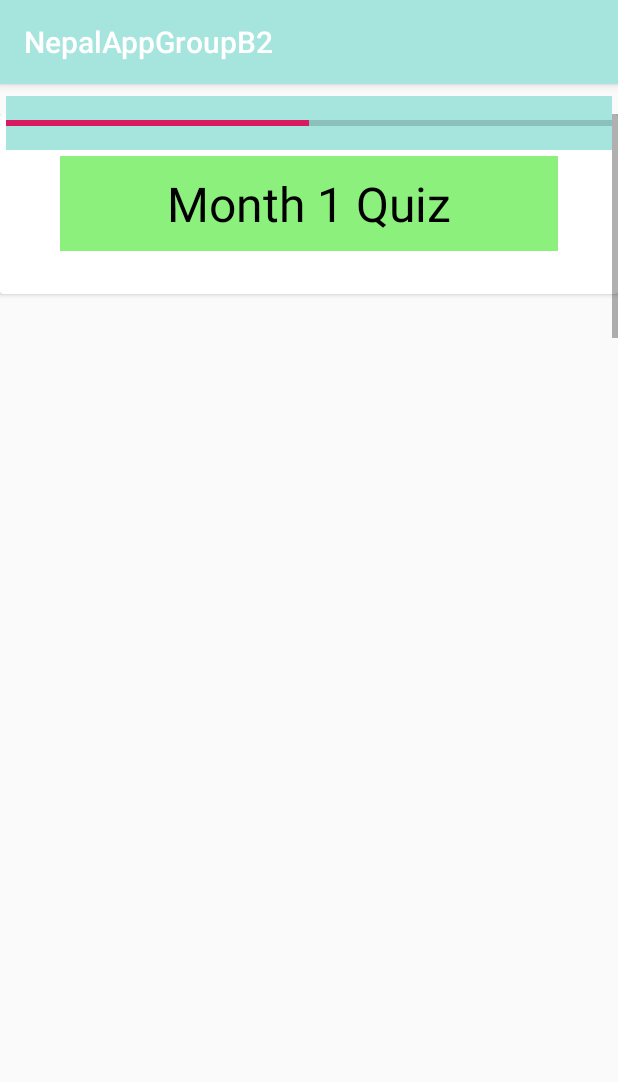
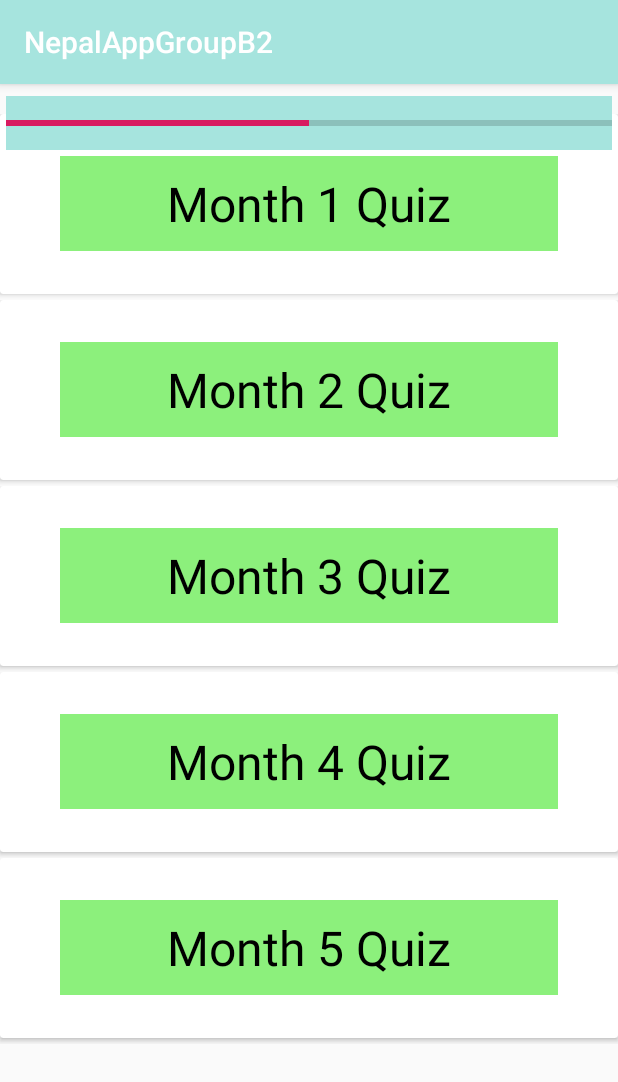
Before and after one commit to SorenKlose/NepalAppGroupB2, an Android app: the Quiz screen opened directly, with no data from a screen before it, on a phone screen of 412 x 824 dp. Shown: the top 1082 px of the screen. Run offline under Robolectric (Android 15) with nearby library versions, the phone set to English and light mode, and no system bars.

Commit message:
Sidste fixes
Sidste fixes

```diff
--- a/app/src/main/java/com/example/nepalappgroupb2/Quiz.java
+++ b/app/src/main/java/com/example/nepalappgroupb2/Quiz.java
@@ -31,7 +31,7 @@ public class Quiz extends Fragment {
         for (int i = 0; i < quizliste.length; i++){
             cardArray.add(new RecipeCardElement(quizliste[i]));
         }
-        recyclerView = layout.findViewById(R.id.recyclerView);
+        recyclerView = layout.findViewById(R.id.quiz_recyclerView);
         recyclerView.setLayoutManager(new LinearLayoutManager(getActivity()));
         recyclerView.setAdapter(adapter);
         return layout;
--- a/app/src/main/java/com/example/nepalappgroupb2/QuizActivity.java
+++ b/app/src/main/java/com/example/nepalappgroupb2/QuizActivity.java
@@ -1,7 +1,6 @@
 package com.example.nepalappgroupb2;
 
 import androidx.appcompat.app.AppCompatActivity;
-import androidx.fragment.app.Fragment;
 
 import android.os.Bundle;
 
@@ -13,8 +12,7 @@ public class QuizActivity extends AppCompatActivity {
         setContentView(R.layout.activity_quiz);
 
         getSupportFragmentManager().beginTransaction()
-                .replace(R.id.frameLayout, new Quiz())
-                .addToBackStack(null)
+                .replace(R.id.quiz_frameLayout, new Quiz())
                 .commit();
     }
 }
--- a/app/src/main/java/com/example/nepalappgroupb2/Recipe.java
+++ b/app/src/main/java/com/example/nepalappgroupb2/Recipe.java
@@ -33,7 +33,7 @@ public class Recipe extends Fragment {
             cardArray.add(new RecipeCardElement(test[i]));
         }
 
-        recyclerView = layout.findViewById(R.id.recyclerView);
+        recyclerView = layout.findViewById(R.id.quiz_recyclerView);
         recyclerView.setLayoutManager(new LinearLayoutManager(getActivity()));
         recyclerView.setAdapter(adapter);
         return layout;
--- a/app/src/main/res/layout/activity_quiz.xml
+++ b/app/src/main/res/layout/activity_quiz.xml
@@ -8,7 +8,7 @@
     tools:context=".QuizActivity">
 
     <FrameLayout
-        android:id="@+id/frameLayout"
+        android:id="@+id/quiz_frameLayout"
         android:layout_width="match_parent"
         android:layout_height="match_parent"
         android:layout_marginTop="20dp"
@@ -23,10 +23,13 @@
         android:id="@+id/card_title"
         android:layout_width="400dp"
         android:layout_height="42dp"
-        app:layout_constraintBottom_toTopOf="@+id/frameLayout"
+        app:layout_constraintBottom_toTopOf="@+id/quiz_frameLayout"
         app:layout_constraintEnd_toEndOf="parent"
         app:layout_constraintStart_toStartOf="parent"
         app:layout_constraintTop_toTopOf="parent" />
+
+
+
 
     <fragment
         android:id="@+id/fragment2"
--- a/app/src/main/res/layout/quiz_card_layout.xml
+++ b/app/src/main/res/layout/quiz_card_layout.xml
@@ -3,8 +3,9 @@
     xmlns:app="http://schemas.android.com/tools"
     android:orientation="vertical"
     android:layout_width="match_parent"
-    android:layout_height="match_parent"
-    xmlns:card_view="http://schemas.android.com/apk/res-auto">
+    android:layout_height="wrap_content"
+    xmlns:card_view="http://schemas.android.com/apk/res-auto"
+    app:ignore="NamespaceTypo">
 
     <androidx.cardview.widget.CardView
         android:layout_width="match_parent"
@@ -28,15 +29,6 @@
 
     </androidx.cardview.widget.CardView>
 
-    <fragment
-        android:id="@+id/fragment2"
-        android:name="com.example.nepalappgroupb2.ProgressBarFragment"
-        android:layout_width="0dp"
-        android:layout_height="wrap_content"
-        android:layout_marginTop="4dp"
-        app:layout_constraintEnd_toEndOf="parent"
-        app:layout_constraintHorizontal_bias="0.0"
-        app:layout_constraintStart_toStartOf="parent"
-        app:layout_constraintTop_toTopOf="parent" />
+
 
 </LinearLayout>
--- a/app/src/main/res/layout/recipe_card_layout.xml
+++ b/app/src/main/res/layout/recipe_card_layout.xml
@@ -6,7 +6,7 @@
     >
 
     <androidx.recyclerview.widget.RecyclerView
-        android:id="@+id/recyclerView"
+        android:id="@+id/quiz_recyclerView"
         android:layout_width="match_parent"
         android:layout_height="match_parent"
         android:padding="4dp"
--- a/app/src/main/res/layout/recycler_view_fragment.xml
+++ b/app/src/main/res/layout/recycler_view_fragment.xml
@@ -6,7 +6,7 @@
     xmlns:tools="http://schemas.android.com/tools">
 
     <androidx.recyclerview.widget.RecyclerView
-        android:id="@+id/recyclerView"
+        android:id="@+id/quiz_recyclerView"
         android:layout_width="match_parent"
         android:layout_height="match_parent"
         android:scrollbars="vertical"
```
Also changed, not shown: app/src/main/java/com/example/nepalappgroupb2/RecipeActivity.java (+4 -16 lines).
